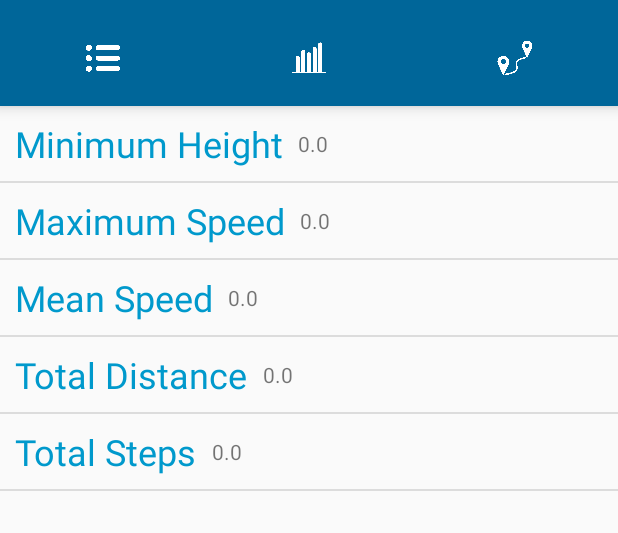
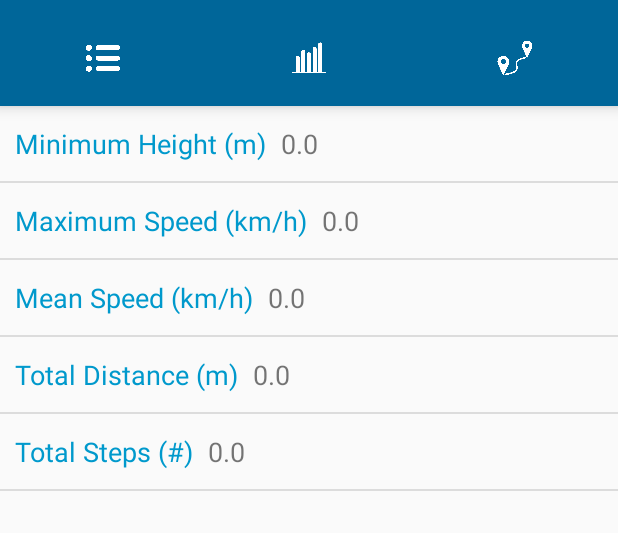
Before and after one commit to Midelcas/MobileDevicesProgramming, an Android app: the ListFragment screen opened directly, with no data from a screen before it, on a phone screen of 412 x 824 dp, the part 62-595 px from its top. Run offline under Robolectric (Android 15) with nearby library versions, the phone set to English and light mode, and no system bars; libraries missing offline, so code that uses them is left out: com.github.mikephil.charting; 46 statements that could not run were skipped.

Commit message:
List fragment-> Solved bugs with mean speed. It is neccessary to give format to the number. too many decimal positions.

```diff
--- a/app/src/main/java/com/example/midel/stepper/ListFragment.java
+++ b/app/src/main/java/com/example/midel/stepper/ListFragment.java
@@ -50,7 +50,10 @@ public class ListFragment extends Fragment {
         double [] valores={0,0,0,0,0};
 
         for(int i=0; i<simpleWalk.getRouteList().size();i++){
-            meanSpeed+=(simpleWalk.getRouteList().get(i).getDistance())/(simpleWalk.getRouteList().get(i).getTime());
+            if(simpleWalk.getRouteList().get(i).getTime()==0);
+            else{
+                meanSpeed+=(simpleWalk.getRouteList().get(i).getDistance())/(simpleWalk.getRouteList().get(i).getTime());
+            }
             if(simpleWalk.getRouteList().get(i).getDistance()>maxSpeed){
                 maxSpeed=simpleWalk.getRouteList().get(i).getDistance();
             }
@@ -89,11 +92,11 @@ public class ListFragment extends Fragment {
     public class ActivityData{
 
         private String [] activities_names={
-                "Minimum Height",
-                "Maximum Speed",
-                "Mean Speed",
-                "Total Distance",
-                "Total Steps"
+                "Minimum Height (m)",
+                "Maximum Speed (km/h)",
+                "Mean Speed (km/h)",
+                "Total Distance (m)",
+                "Total Steps (#)"
         };
         private double [] activities_results = array_values;
 
--- a/app/src/main/res/layout/activity_list_item.xml
+++ b/app/src/main/res/layout/activity_list_item.xml
@@ -13,13 +13,14 @@
         android:layout_marginRight="10dp"
         android:text="Activity Name"
         android:textColor="@android:color/holo_blue_dark"
-        android:textSize="24dp" />
+        android:textSize="18dp" />
 
     <TextView
         android:id="@+id/tvactivity_result"
         android:layout_width="wrap_content"
         android:layout_height="wrap_content"
         android:layout_weight="1"
-        android:text="TextView" />
+        android:text="TextView"
+        android:textSize="18sp" />
 
 </LinearLayout>
```
